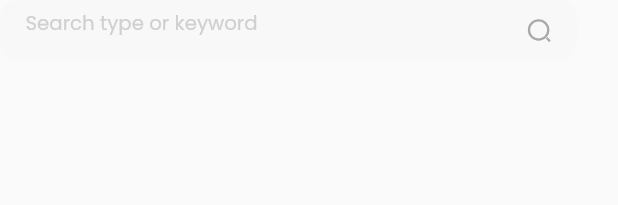
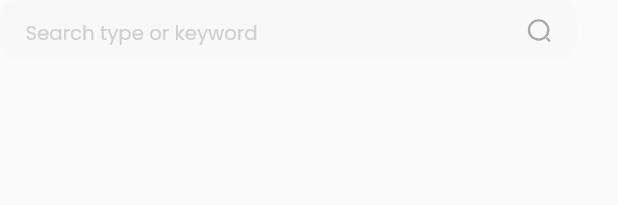
Before and after one commit to gokomurodokomodo/flutter_aitriage, a Flutter app: the BaseSearchBarTablet widget shown alone on an empty page, opened directly, on a phone screen of 412 x 824 dp. Shown: the top 205 px of the screen. Run offline on Flutter 3.47's test engine with Material 2 defaults, Android fonts, the phone set to English and light mode, and no system bars; our stand-ins replace dio, flutter_screenutil, flutter_secure_storage, flutter_svg, get, get_storage and 3 more; accounts and stored records are empty.

Commit message:
refator search bar

```diff
--- a/lib/aitriage_core/ui/widget/base_search_bar_tablet.dart
+++ b/lib/aitriage_core/ui/widget/base_search_bar_tablet.dart
@@ -41,13 +41,13 @@ class _SearchState extends State<BaseSearchBarTablet>{
       child: Row(
         children: [
           Expanded(
-            child: SizedBox(
-              height: widget.height ?? 40.h,
             child: TextField(
               onChanged: widget.onTextChange,
+              expands: true,
+              maxLines: null,
+              textAlignVertical: TextAlignVertical.center,
               decoration: InputDecoration(
                   hintText: widget.hintText,
-                    contentPadding: EdgeInsets.only(top: 2.h),
                   border: InputBorder.none,
                   isDense: true,
                   isCollapsed: true,
@@ -55,7 +55,6 @@ class _SearchState extends State<BaseSearchBarTablet>{
               ),
             ).paddingOnly(left: 16),
           ),
-          ),
           widget.shouldShowSearchIcon ? SvgIconWidget(name: AppImage.svgSearch, size: 16.h,).paddingOnly(right: 16) : const SizedBox(),
         ],
       ),
```
Lines whose indentation alone changed are shown as unchanged.
